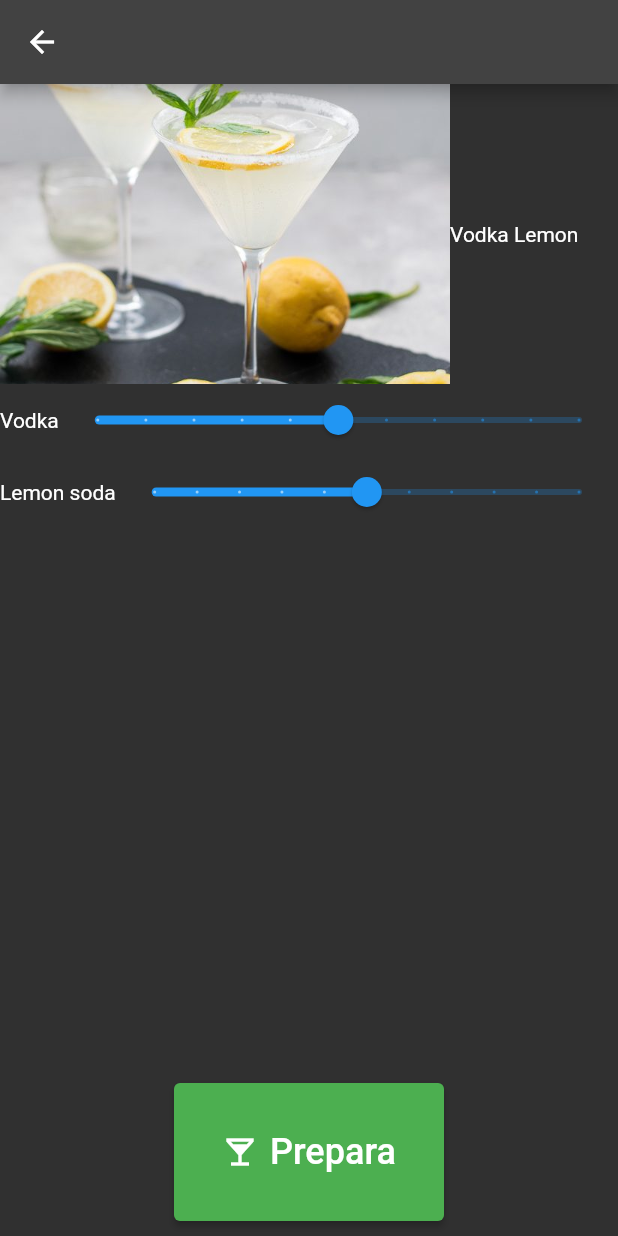
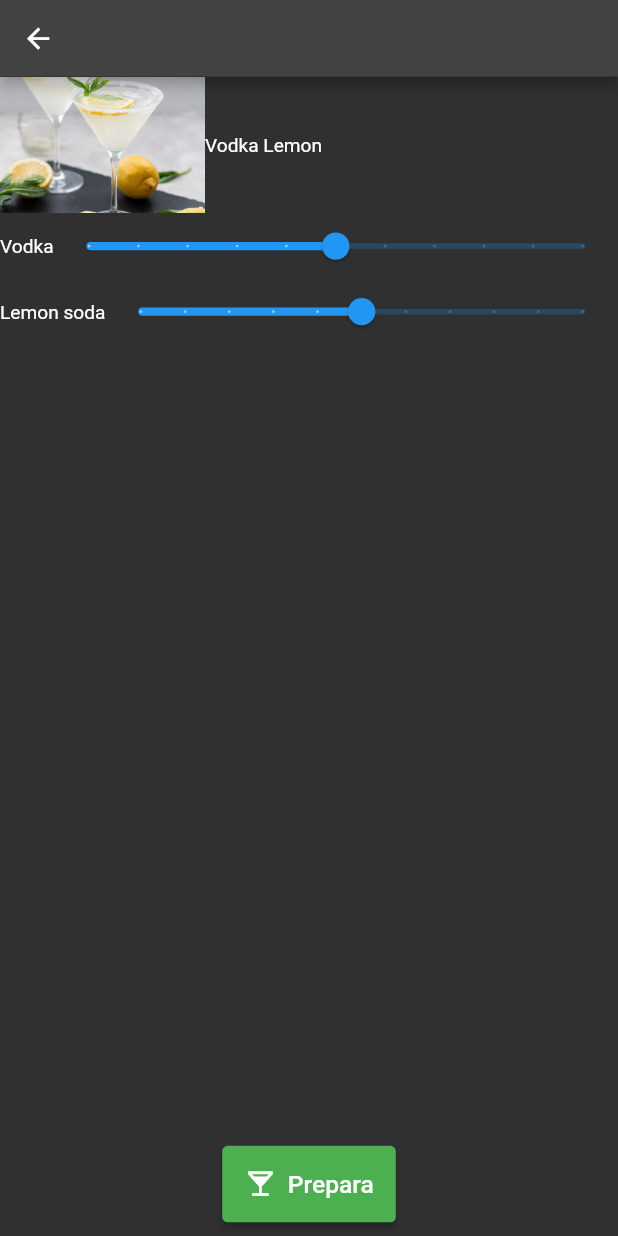
Before and after one commit to GioPan04/drink-dispenser, a Flutter app: the DrinkChooser screen opened directly, after a tap on "Vodka Lemon", on a phone screen of 412 x 824 dp. Run offline on Flutter 3.47's test engine with Material 2 defaults, Android fonts, the phone set to English and light mode, and no system bars.

Commit message:
Fix overflow

```diff
--- a/lib/components/image_button.dart
+++ b/lib/components/image_button.dart
@@ -24,8 +24,8 @@ class ImageButton extends StatelessWidget {
             Padding(
               padding: const EdgeInsets.all(16.0),
               child: Container(
-                width: 300,
-                height: 200,
+                width: 150,
+                height: 100,
                 decoration: BoxDecoration(
                   borderRadius: BorderRadius.circular(4.0),
                   image: DecorationImage(
--- a/lib/main.dart
+++ b/lib/main.dart
@@ -23,10 +23,34 @@ class App extends StatelessWidget {
   Widget build(BuildContext context) {
     return MenuProvider(
       menu: menu,
-      child: MaterialApp(
-        theme: ThemeData.dark(),
-        home: const TypeChooser(),
+      child: FakeDevicePixelRatio(
+        fakeDevicePixelRatio: 1.367054,
+        child: MaterialApp(
+          theme: ThemeData.dark(),
+          home: const TypeChooser(),
+        ),
       ),
     );
   }
 }
+
+class FakeDevicePixelRatio extends StatelessWidget {
+  final num fakeDevicePixelRatio;
+  final Widget child;
+
+  const FakeDevicePixelRatio({required this.fakeDevicePixelRatio, required this.child, Key? key}) : super(key: key);
+
+  @override
+  Widget build(BuildContext context) {
+    final ratio = fakeDevicePixelRatio / WidgetsBinding.instance.window.devicePixelRatio;
+
+    return FractionallySizedBox(
+      widthFactor: 1/ratio,
+      heightFactor: 1/ratio,
+      child: Transform.scale(
+        scale: ratio,
+        child: child
+      )
+    );
+  }
+}
--- a/lib/screens/drink_chooser.dart
+++ b/lib/screens/drink_chooser.dart
@@ -27,7 +27,7 @@ class _DrinkChooserState extends State<DrinkChooser> {
       appBar: AppBar(),
       body: GridView.builder(
         itemCount: drinks.length,
-        gridDelegate: const SliverGridDelegateWithFixedCrossAxisCount(crossAxisCount: 5, childAspectRatio: 4/5),
+        gridDelegate: const SliverGridDelegateWithFixedCrossAxisCount(crossAxisCount: 4, childAspectRatio: 4/5),
         itemBuilder: (context, index) {
           final Drink drink = drinks[index];
 
--- a/lib/screens/drink_customizer.dart
+++ b/lib/screens/drink_customizer.dart
@@ -44,7 +44,7 @@ class _DrinkCustomizerState extends State<DrinkCustomizer> {
             children: [
               Row(
                 children: [
-                  Image.asset(drink.image, fit: BoxFit.cover, width: 300, height: 200,),
+                  Image.asset(drink.image, fit: BoxFit.cover, width: 150, height: 100,),
                   Text(drink.name),
                 ],
               ),
@@ -60,10 +60,10 @@ class _DrinkCustomizerState extends State<DrinkCustomizer> {
               child: ElevatedButton.icon(
                 onPressed: () {},
                 icon: const Icon(Icons.local_bar),
-                label: const Text("Prepara", style: TextStyle(fontSize: 24),),
+                label: const Text("Prepara", style: TextStyle(fontSize: 18),),
                 style: ButtonStyle(
                   backgroundColor: MaterialStateProperty.all(Colors.green),
-                  padding: MaterialStateProperty.all(const EdgeInsets.all(32.0))
+                  padding: MaterialStateProperty.all(const EdgeInsets.all(16.0))
                 ),
               ),
             )
```
Also changed, not shown: 1 other file.
